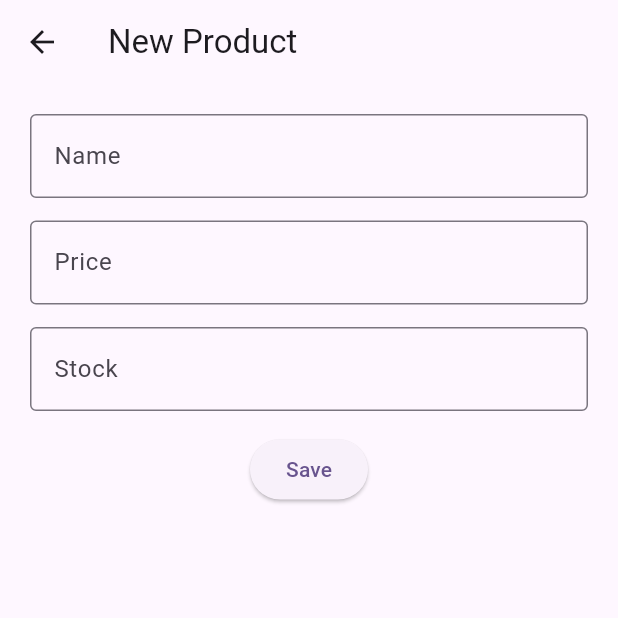
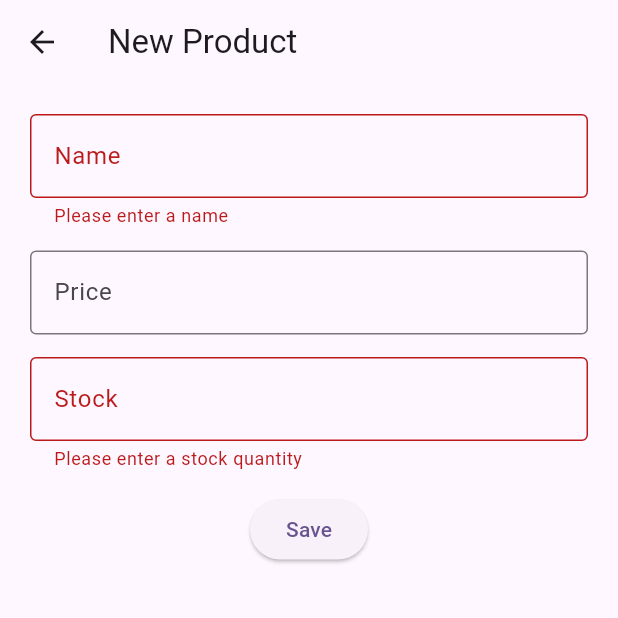
Before and after one commit to ErickGuerron/Flutter-Practice001-AD, a Flutter app: the ProductFormPage screen opened directly, after a tap on "Save", on a phone screen of 412 x 824 dp, the top half of it. Run offline on Flutter 3.47's test engine with Material 3 defaults, Android fonts, the phone set to English and light mode, and no system bars; network calls fail.

Commit message:
feat(validations): Se agrego las validaciones de Name y Stock

```diff
--- a/lib/pages/product_form_page.dart
+++ b/lib/pages/product_form_page.dart
@@ -1,6 +1,7 @@
 import 'package:app001/models/product.dart';
 import 'package:app001/services/product_service.dart';
 import 'package:flutter/material.dart';
+import 'package:flutter/services.dart';
 
 class ProductFormPage extends StatefulWidget {
   final Product? product;
@@ -12,11 +13,23 @@ class ProductFormPage extends StatefulWidget {
 }
 
 class _ProductFormPageState extends State<ProductFormPage> {
+  final _formKey = GlobalKey<FormState>();
+  bool _allowPop = false;
+
   final nameController = TextEditingController();
   final priceController = TextEditingController();
   final stockController = TextEditingController(); // Los controladores capturan la informacion.
 
   final ProductService productService = ProductService();
+
+  @override
+  void dispose(){
+    nameController.dispose();
+    priceController.dispose();
+    stockController.dispose();
+    super.dispose();
+  }
+
 
   @override
   void initState() {
@@ -28,10 +41,28 @@ class _ProductFormPageState extends State<ProductFormPage> {
     }
   }
 
+
+  bool get _hasUnsavedChanges{
+      if(widget.product == null){
+        return nameController.text.trim().isNotEmpty ||
+          priceController.text.trim().isNotEmpty ||
+          stockController.text.trim().isNotEmpty;
+      }
+
+      return nameController.text.trim() != widget.product!.names ||
+          priceController.text.trim() != widget.product!.price.toString() ||
+          stockController.text.trim() != widget.product!.stock.toString();
+  }
+
   Future<void> saveUpdateProduct() async{
+
+    if(!_formKey.currentState!.validate()){
+      return;
+    }
+
     final product = Product(
       id: widget.product?.id ?? 0,
-      names: nameController.text,
+      names: nameController.text.trim(),
       price: double.tryParse(priceController.text) ?? 0.0,
       stock: int.tryParse(stockController.text) ?? 0,
     );
@@ -45,9 +76,54 @@ class _ProductFormPageState extends State<ProductFormPage> {
     }
   }
 
+  Future<bool> _confirmExit() async {
+    final result = await showDialog<bool>(
+      context:context,
+      builder: (context) => AlertDialog(
+        title: const Text('Unsaved Changes'),
+        content: const Text('You have unsaved changes. Do you want to discard them and exit?'),
+        actions: [
+          TextButton(
+            onPressed: () {
+              Navigator.pop(context, false);
+            },
+            child: const Text('Cancel')
+          ),
+          TextButton(
+            onPressed: (){
+              Navigator.pop(context, true);
+            },
+            child: const Text('Discard')
+          )
+        ]
+      )
+    );
+
+    return result ?? false;
+  }
+
   @override
   Widget build(BuildContext context){
-    return Scaffold(
+    return PopScope(
+      canPop: _allowPop || !_hasUnsavedChanges,
+      onPopInvokedWithResult: (didPop, result) async {
+        if(didPop){
+          return;
+        }
+
+        final shouldExit = await _confirmExit();
+
+        if(!shouldExit || !mounted){
+          return;
+        }
+
+        setState((){
+          _allowPop = true;
+        });
+
+        Navigator.pop(context);
+      },
+      child: Scaffold(
         appBar: AppBar(
           title: widget.product != null ?
           Text("Edit Product"):
@@ -57,17 +133,38 @@ class _ProductFormPageState extends State<ProductFormPage> {
           padding: const EdgeInsets.all(20.0),
           child: Column(
             children: [
-            TextField(
+              Form(
+                key: _formKey,
+                onChanged: (){
+                  setState(() {});
+                },
+                child: Column(
+                  children: [
+                    TextFormField(
                       controller: nameController,
+                      inputFormatters: [
+                        FilteringTextInputFormatter.deny(RegExp(r'^\s')),
+                        FilteringTextInputFormatter.allow(RegExp(r'[a-zA-Z0-9 ]')),
+                      ],
                       decoration: const InputDecoration(
                         alignLabelWithHint: true,
                         labelText: "Name",
                         border: OutlineInputBorder(),
                       ),
+                      validator: (value){
+                        if(value == null || value.isEmpty){
+                          return "Please enter a name";
+                        }
+                        return null;
+                      }
                     ),
                     const SizedBox(height: 15),
-            TextField(
+                    TextFormField(
                       controller: priceController,
+                      keyboardType: const TextInputType.numberWithOptions(decimal: true),
+                      inputFormatters: [
+                        FilteringTextInputFormatter.allow(RegExp(r'^\d+\.?\d{0,2}')),
+                      ],
                       decoration: const InputDecoration(
                         alignLabelWithHint: true,
                         labelText: "Price",
@@ -75,12 +172,35 @@ class _ProductFormPageState extends State<ProductFormPage> {
                       ),
                     ),
                     const SizedBox(height: 15),
-            TextField(
+                    TextFormField(
                       controller: stockController,
+                      inputFormatters: [
+                        FilteringTextInputFormatter.digitsOnly,
+                      ],
+                      keyboardType: TextInputType.number,
                       decoration: const InputDecoration(
                         alignLabelWithHint: true,
                         labelText: "Stock",
                         border: OutlineInputBorder(),
+                      ),
+                      validator: (value){
+                        if(value == null || value.isEmpty){
+                          return "Please enter a stock quantity";
+                        }
+                        final stock = int.tryParse(value);
+
+                        if(stock == null){
+                          return "Please enter a valid stock quantity";
+                        }
+                        if(stock <= 0){
+                          return "Stock cannot be negative";
+                        }
+                        return null;
+
+
+                      }
+                    ),
+                  ]
                 )
               ),
               const SizedBox(height: 15),
@@ -93,6 +213,7 @@ class _ProductFormPageState extends State<ProductFormPage> {
             ]
           )
         )
+      )
     );
   }
 
```
Lines whose indentation alone changed are shown as unchanged.
